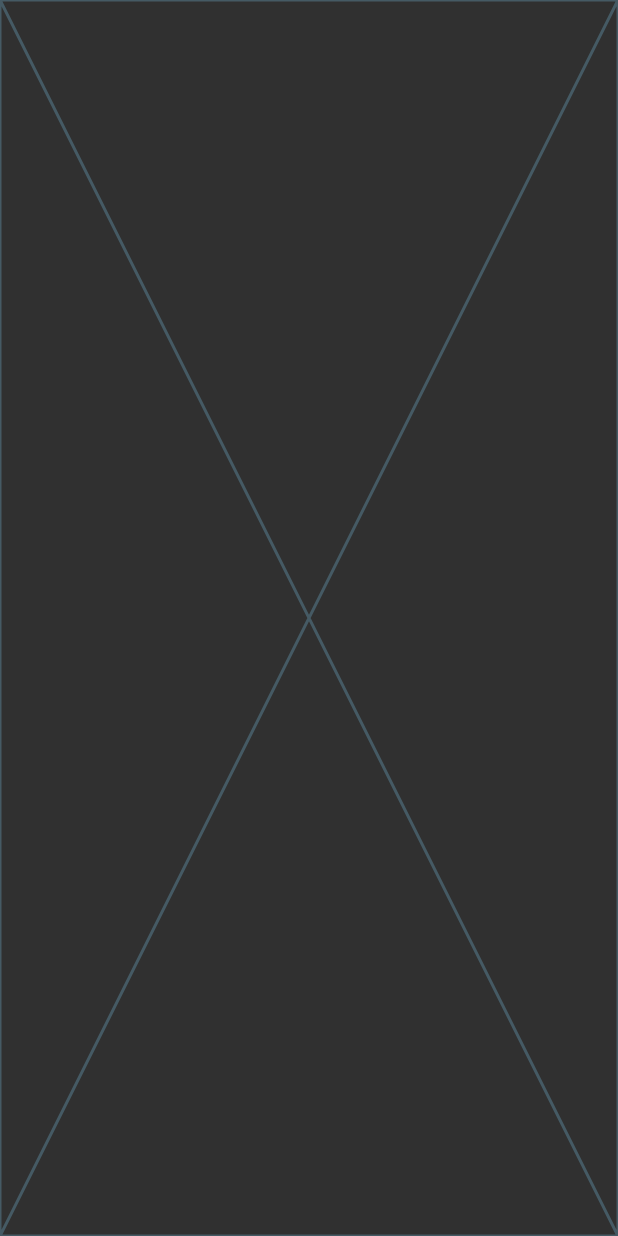
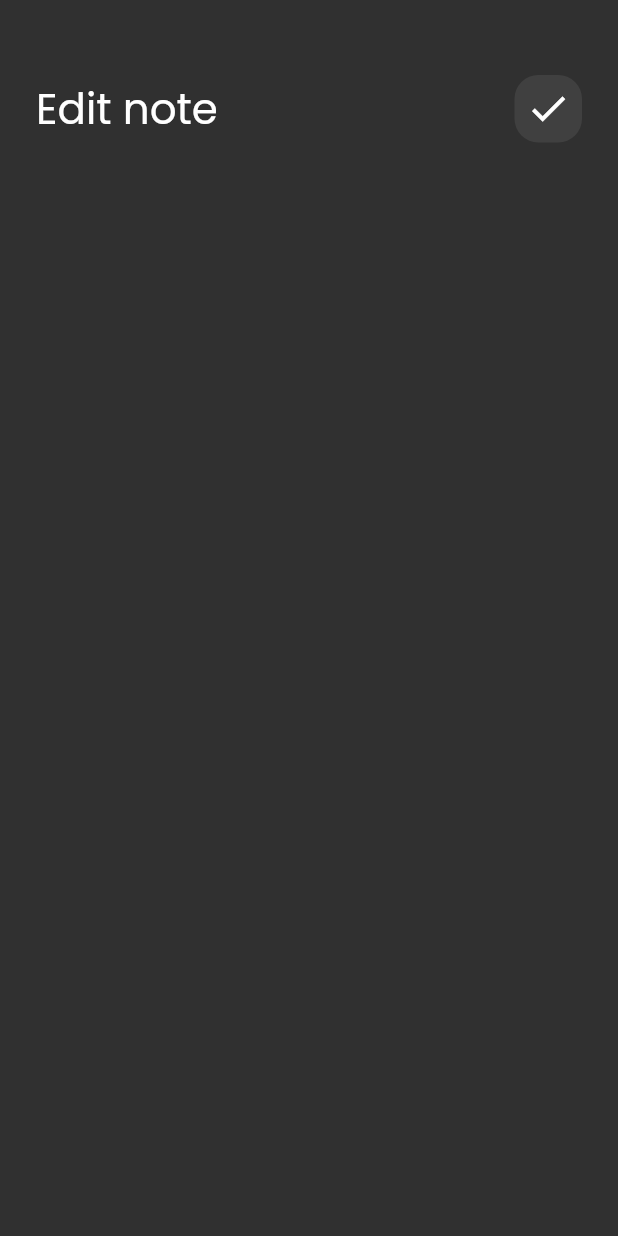
Before and after one commit to AhmedRamy2000/Noto_app, a Flutter app: the screen it shows after launch, after a tap on "First Tip", on a phone screen of 412 x 824 dp. Run offline on Flutter 3.47's test engine with Material 2 defaults, Android fonts, the phone set to English and light mode, and no system bars; our stand-ins replace font_awesome_flutter.

Commit message:
add custom app bar to edit note view

```diff
--- a/lib/widgets/custom_app_bar.dart
+++ b/lib/widgets/custom_app_bar.dart
@@ -2,18 +2,19 @@ import 'package:flutter/material.dart';
 import 'package:notesapp/widgets/custom_search_icon.dart';
 
 class CustomAppBar extends StatelessWidget {
-  const CustomAppBar({super.key});
-
+  const CustomAppBar({super.key, required this.title, required this.icon});
+  final String title;
+  final IconData icon;
   @override
   Widget build(BuildContext context) {
-    return const Row(
+    return Row(
       children: [
-        Text('Notes',
-            style: TextStyle(
+        Text(title,
+            style: const TextStyle(
               fontSize: 28,
             )),
-        Spacer(),
-        CustomSearchIcon(),
+        const Spacer(),
+        CustomSearchIcon(icon: icon),
       ],
     );
   }
--- a/lib/widgets/custom_search_icon.dart
+++ b/lib/widgets/custom_search_icon.dart
@@ -1,14 +1,14 @@
 import 'package:flutter/material.dart';
 
 class CustomSearchIcon extends StatelessWidget {
-  const CustomSearchIcon({super.key});
-
+  const CustomSearchIcon({super.key, required this.icon});
+  final IconData icon;
   @override
   Widget build(BuildContext context) {
     return Container(
       height: 45,
       width: 45,
-      child: Icon(Icons.search, size: 30),
+      child: Icon(icon, size: 30),
       decoration: BoxDecoration(
           color: Colors.white.withOpacity(0.08),
           borderRadius: BorderRadius.circular(16)),
--- a/lib/widgets/edit_view_body.dart
+++ b/lib/widgets/edit_view_body.dart
@@ -1,10 +1,22 @@
 import 'package:flutter/material.dart';
+import 'package:notesapp/widgets/custom_app_bar.dart';
 
 class EditViewBody extends StatelessWidget {
   const EditViewBody({super.key});
 
   @override
   Widget build(BuildContext context) {
-    return const Placeholder();
+    return const Padding(
+      padding: EdgeInsets.symmetric(horizontal: 24),
+      child: Column(
+        children: [
+          SizedBox(height: 50),
+          CustomAppBar(
+            title: 'Edit note',
+            icon: Icons.check,
+          ),
+        ],
+      ),
+    );
   }
 }
--- a/lib/widgets/notes_view_body.dart
+++ b/lib/widgets/notes_view_body.dart
@@ -7,13 +7,13 @@ class NotesViewBody extends StatelessWidget {
 
   @override
   Widget build(BuildContext context) {
-    return const Padding(
-      padding: EdgeInsets.symmetric(horizontal: 20),
+    return Padding(
+      padding: const EdgeInsets.symmetric(horizontal: 20),
       child: Column(
         children: [
-          SizedBox(height: 50),
-          CustomAppBar(),
-          Expanded(child: NotesListView()),
+          const SizedBox(height: 50),
+          CustomAppBar(title: 'Notes', icon: Icons.search),
+          const Expanded(child: NotesListView()),
         ],
       ),
     );
```
Also changed, not shown: lib/widgets/NoteItem.dart (line endings or trailing spaces).
